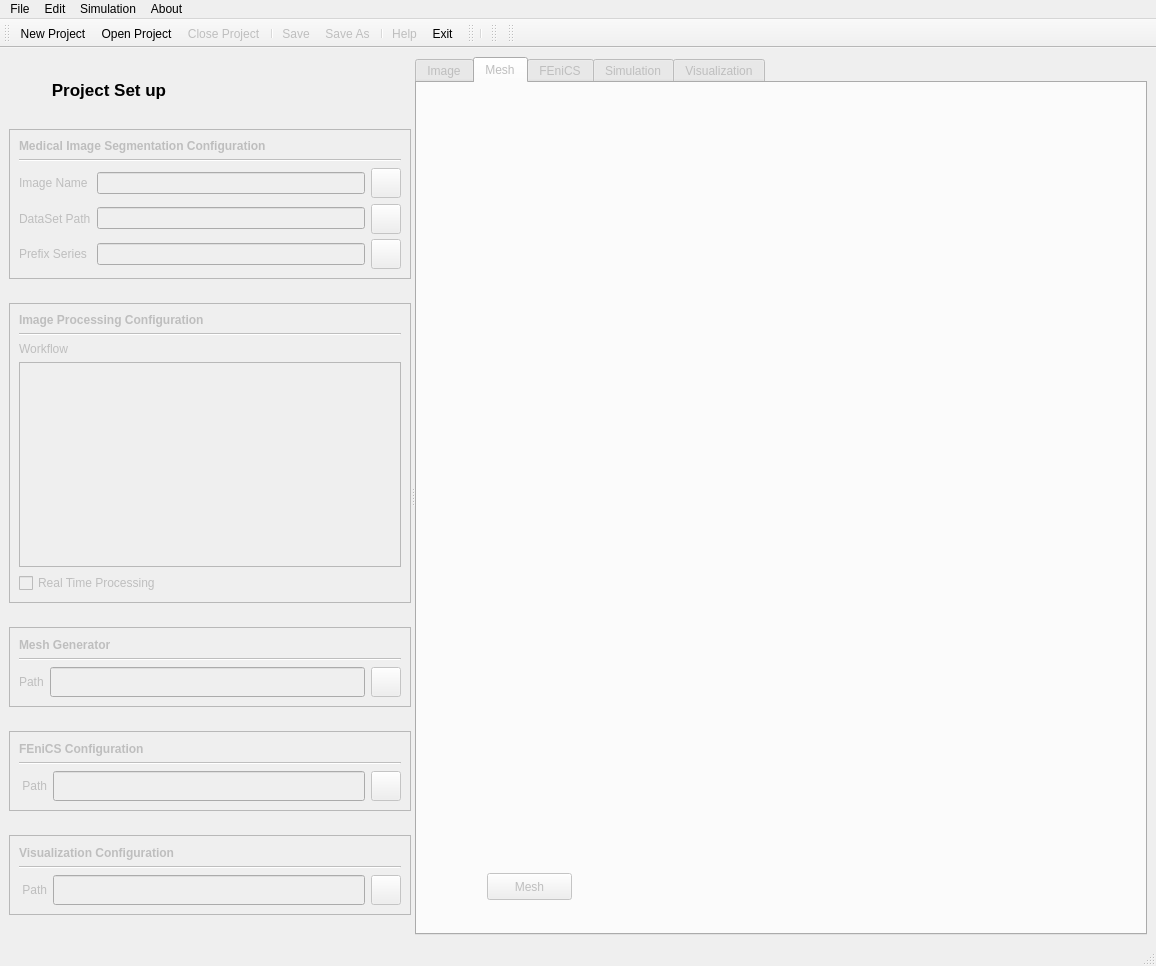
This is FEniCSBloodSim/fenics_blood_sim.ui in carmenalonsomontes/FEniCS-Medical-Simulation as Qt 5 draws it before an edit. The edited form follows.
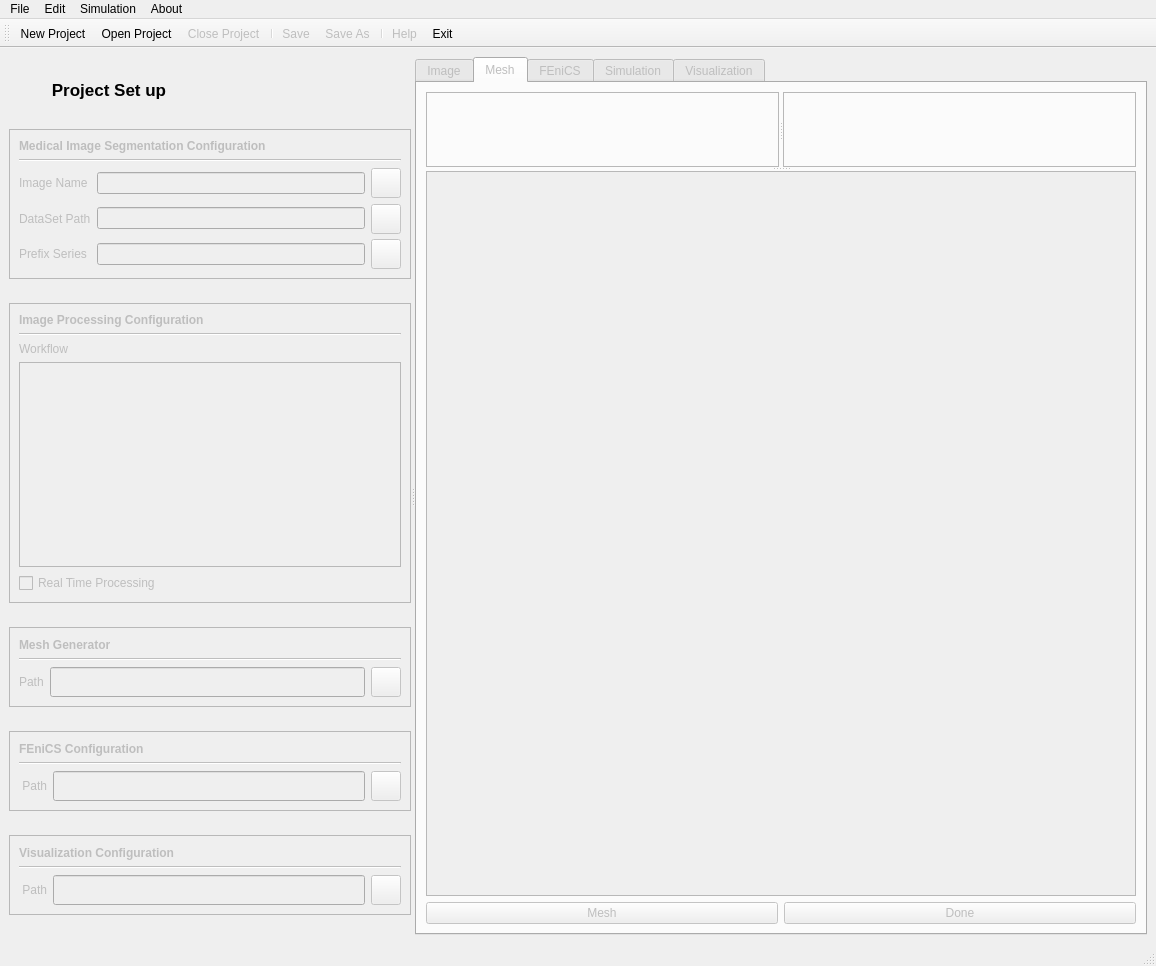
This is the edited form. The open tabs and pages were chosen to show the change. Icons and pictures are not drawn. Custom widgets are drawn as their Qt base class.

Commit message: + First version with the image loaded in the GUI (one slice) + Preliminar design of the tabs for mesh, fenics, simulation and visualization

Diff of the .ui file:
```diff
--- a/FEniCSBloodSim/fenics_blood_sim.ui
+++ b/FEniCSBloodSim/fenics_blood_sim.ui
@@ -1030,34 +1030,69 @@
         <attribute name="title">
          <string>Mesh</string>
         </attribute>
-        <widget class="QPushButton" name="imageMeshButton">
-         <property name="enabled">
-          <bool>false</bool>
-         </property>
-         <property name="geometry">
-          <rect>
-           <x>70</x>
-           <y>790</y>
-           <width>85</width>
-           <height>27</height>
-          </rect>
-         </property>
-         <property name="sizePolicy">
-          <sizepolicy hsizetype="Minimum" vsizetype="Fixed">
-           <horstretch>0</horstretch>
-           <verstretch>0</verstretch>
-          </sizepolicy>
-         </property>
-         <property name="maximumSize">
-          <size>
-           <width>16777215</width>
-           <height>30</height>
-          </size>
-         </property>
-         <property name="text">
-          <string>Mesh</string>
-         </property>
-        </widget>
+        <layout class="QVBoxLayout" name="verticalLayout_14">
+         <item>
+          <widget class="QSplitter" name="splitter_4">
+           <property name="orientation">
+            <enum>Qt::Vertical</enum>
+           </property>
+           <widget class="QSplitter" name="splitter_3">
+            <property name="orientation">
+             <enum>Qt::Horizontal</enum>
+            </property>
+            <widget class="QFrame" name="frame">
+             <property name="frameShape">
+              <enum>QFrame::StyledPanel</enum>
+             </property>
+             <property name="frameShadow">
+              <enum>QFrame::Raised</enum>
+             </property>
+             <layout class="QVBoxLayout" name="verticalLayout_13">
+              <item>
+               <widget class="QVTKWidget" name="widget" native="true"/>
+              </item>
+             </layout>
+            </widget>
+            <widget class="QFrame" name="frame_2">
+             <property name="frameShape">
+              <enum>QFrame::StyledPanel</enum>
+             </property>
+             <property name="frameShadow">
+              <enum>QFrame::Raised</enum>
+             </property>
+             <layout class="QVBoxLayout" name="verticalLayout_10">
+              <item>
+               <widget class="QVTKWidget" name="widget_2" native="true"/>
+              </item>
+             </layout>
+            </widget>
+           </widget>
+           <widget class="QTextEdit" name="textEdit">
+            <property name="readOnly">
+             <bool>true</bool>
+            </property>
+           </widget>
+          </widget>
+         </item>
+         <item>
+          <layout class="QHBoxLayout" name="horizontalLayout_2">
+           <item>
+            <widget class="QPushButton" name="pushButton">
+             <property name="text">
+              <string>Mesh</string>
+             </property>
+            </widget>
+           </item>
+           <item>
+            <widget class="QPushButton" name="pushButton_2">
+             <property name="text">
+              <string>Done</string>
+             </property>
+            </widget>
+           </item>
+          </layout>
+         </item>
+        </layout>
        </widget>
        <widget class="QWidget" name="fenicsEditorTab">
         <property name="enabled">
@@ -1168,40 +1203,6 @@
    <addaction name="actionHelp"/>
    <addaction name="actionExit_MainWindow"/>
   </widget>
-  <widget class="QToolBar" name="toolBar_2">
-   <property name="windowTitle">
-    <string>toolBar_2</string>
-   </property>
-   <attribute name="toolBarArea">
-    <enum>TopToolBarArea</enum>
-   </attribute>
-   <attribute name="toolBarBreak">
-    <bool>false</bool>
-   </attribute>
-   <addaction name="separator"/>
-  </widget>
-  <widget class="QToolBar" name="toolBar_3">
-   <property name="windowTitle">
-    <string>toolBar_3</string>
-   </property>
-   <attribute name="toolBarArea">
-    <enum>TopToolBarArea</enum>
-   </attribute>
-   <attribute name="toolBarBreak">
-    <bool>false</bool>
-   </attribute>
-  </widget>
-  <widget class="QToolBar" name="toolBar_4">
-   <property name="windowTitle">
-    <string>toolBar_4</string>
-   </property>
-   <attribute name="toolBarArea">
-    <enum>TopToolBarArea</enum>
-   </attribute>
-   <attribute name="toolBarBreak">
-    <bool>false</bool>
-   </attribute>
-  </widget>
   <action name="actionNew_Project">
    <property name="icon">
     <iconset resource="fenics_blood_sim.qrc">
```
Left out of the diff: 152 changed lines with no effect on the pictures. The commit also changes 16 other files.
